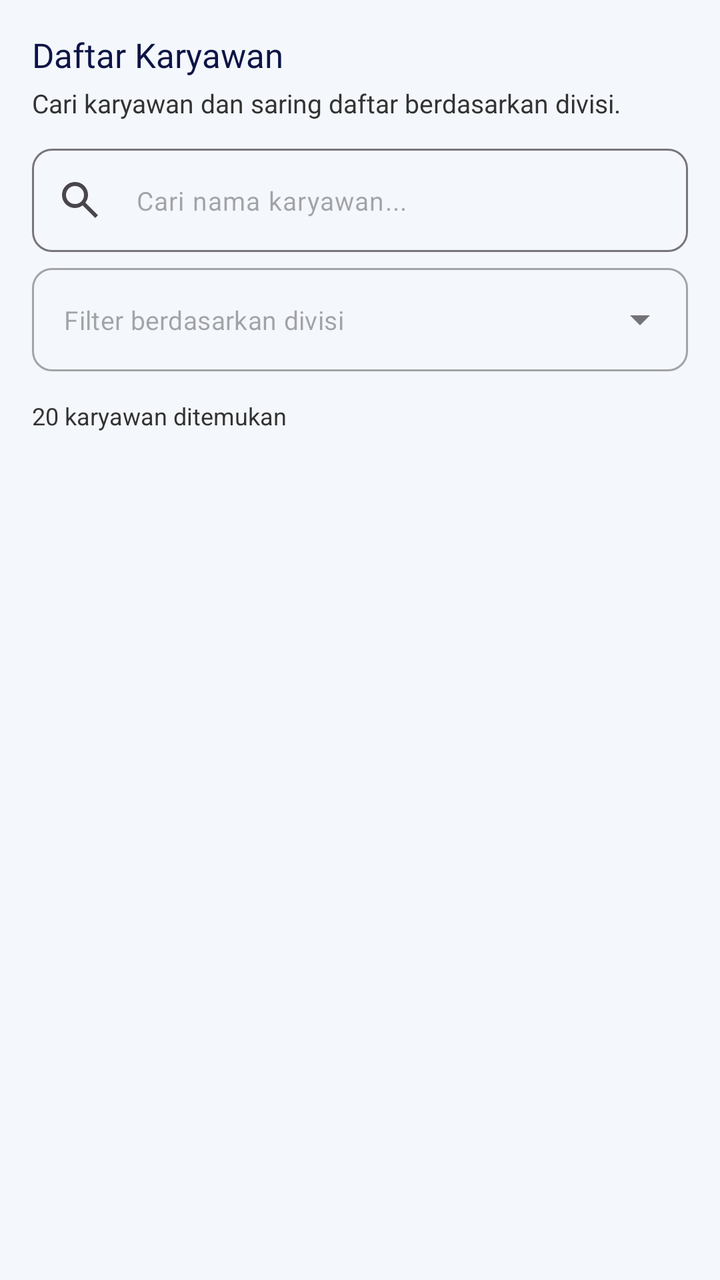
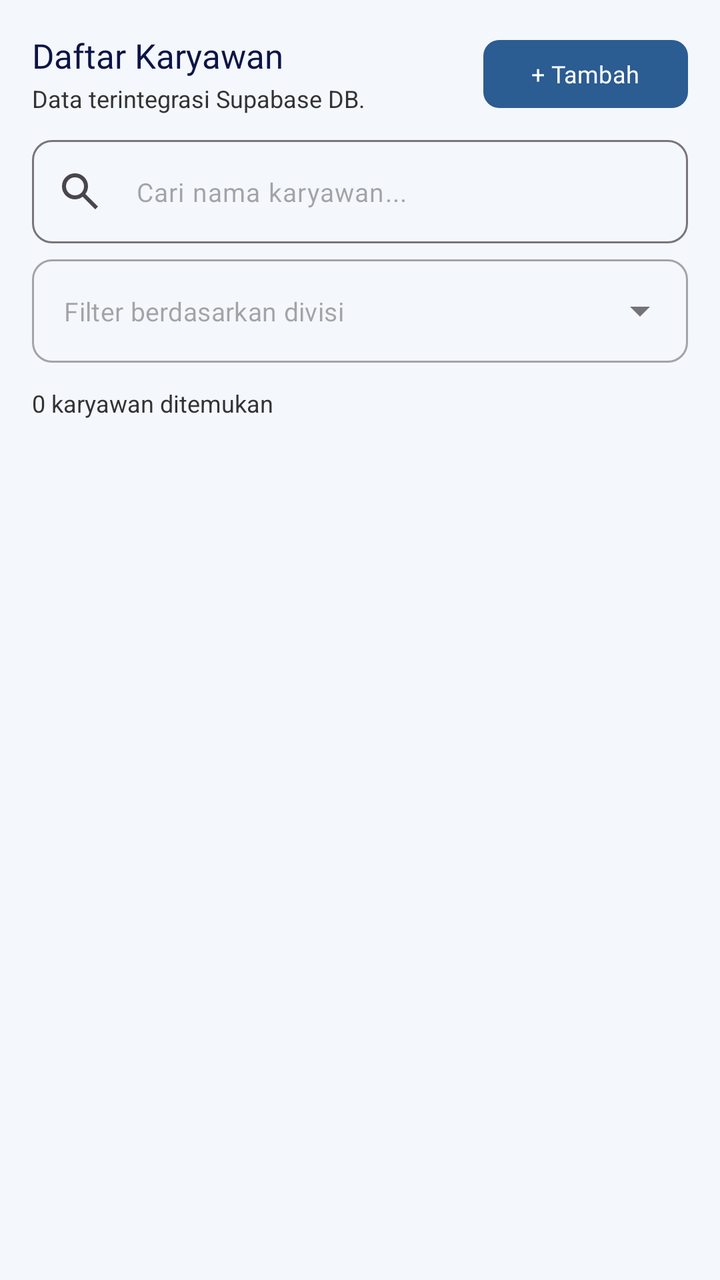

Compare the two renders of this Android layout. The source of the first and the diff that turns it into the second are given below.
<!-- AndroidManifest.xml: application theme Theme.JIPLays -->
<!-- res/layout/fragment_karyawan_daftar.xml -->
<?xml version="1.0" encoding="utf-8"?>
<LinearLayout xmlns:android="http://schemas.android.com/apk/res/android"
    xmlns:app="http://schemas.android.com/apk/res-auto"
    android:layout_width="match_parent"
    android:layout_height="match_parent"
    android:background="@color/background"
    android:orientation="vertical"
    android:padding="16dp">

    <TextView
        android:layout_width="wrap_content"
        android:layout_height="wrap_content"
        android:text="Daftar Karyawan"
        android:textColor="@color/primary_navy"
        android:textSize="17sp"
        android:fontFamily="@font/montserrat_bold" />

    <TextView
        android:layout_width="match_parent"
        android:layout_height="wrap_content"
        android:layout_marginTop="4dp"
        android:text="Cari karyawan dan saring daftar berdasarkan divisi."
        android:textColor="@color/text_body"
        android:textSize="13sp" />

    <com.google.android.material.textfield.TextInputLayout
        android:layout_width="match_parent"
        android:layout_height="wrap_content"
        android:layout_marginTop="14dp"
        app:boxBackgroundMode="outline"
        app:boxCornerRadiusTopStart="10dp"
        app:boxCornerRadiusTopEnd="10dp"
        app:boxCornerRadiusBottomStart="10dp"
        app:boxCornerRadiusBottomEnd="10dp"
        app:hintEnabled="false"
        app:startIconDrawable="@drawable/ic_search">

        <com.google.android.material.textfield.TextInputEditText
            android:id="@+id/etSearchKaryawan"
            android:layout_width="match_parent"
            android:layout_height="wrap_content"
            android:hint="Cari nama karyawan..."
            android:inputType="text"
            android:textSize="13sp" />
    </com.google.android.material.textfield.TextInputLayout>

    <com.google.android.material.textfield.TextInputLayout
        style="@style/Widget.MaterialComponents.TextInputLayout.OutlinedBox.ExposedDropdownMenu"
        android:layout_width="match_parent"
        android:layout_height="wrap_content"
        android:layout_marginTop="8dp"
        app:boxCornerRadiusTopStart="10dp"
        app:boxCornerRadiusTopEnd="10dp"
        app:boxCornerRadiusBottomStart="10dp"
        app:boxCornerRadiusBottomEnd="10dp"
        app:hintEnabled="false">

        <AutoCompleteTextView
            android:id="@+id/actFilterDivisi"
            android:layout_width="match_parent"
            android:layout_height="wrap_content"
            android:hint="Filter berdasarkan divisi"
            android:inputType="none"
            android:textSize="13sp" />
    </com.google.android.material.textfield.TextInputLayout>

    <TextView
        android:id="@+id/tvJumlahKaryawan"
        android:layout_width="wrap_content"
        android:layout_height="wrap_content"
        android:layout_marginTop="14dp"
        android:text="20 karyawan ditemukan"
        android:textColor="@color/text_body"
        android:textSize="12sp" />

    <FrameLayout
        android:layout_width="match_parent"
        android:layout_height="0dp"
        android:layout_marginTop="8dp"
        android:layout_weight="1">

        <ListView
            android:id="@+id/listKaryawan"
            android:layout_width="match_parent"
            android:layout_height="match_parent"
            android:clipToPadding="false"
            android:divider="@android:color/transparent"
            android:dividerHeight="0dp"
            android:paddingBottom="8dp" />

        <TextView
            android:id="@+id/tvKaryawanKosong"
            android:layout_width="match_parent"
            android:layout_height="wrap_content"
            android:layout_gravity="center"
            android:gravity="center"
            android:padding="20dp"
            android:text="Tidak ada karyawan yang cocok."
            android:textColor="@color/text_body"
            android:textSize="13sp"
            android:visibility="gone" />
    </FrameLayout>
</LinearLayout>
<!-- resources referenced by this layout -->
<resources>
  <color name="background">#F4F7FB</color>
  <color name="primary_navy">#0C1446</color>
  <color name="text_body">#333333</color>
  <!-- drawable ic_search (drawable) -->
  <vector xmlns:android="http://schemas.android.com/apk/res/android"
      android:width="24dp"
      android:height="24dp"
      android:viewportWidth="960"
      android:viewportHeight="960">
    <path
        android:pathData="M784,840 L532,588q-30,24 -69,38t-83,14q-109,0 -184.5,-75.5T120,380q0,-109 75.5,-184.5T380,120q109,0 184.5,75.5T640,380q0,44 -14,83t-38,69l252,252 -56,56ZM380,560q75,0 127.5,-52.5T560,380q0,-75 -52.5,-127.5T380,200q-75,0 -127.5,52.5T200,380q0,75 52.5,127.5T380,560Z"
        android:fillColor="#e3e3e3"/>
  </vector>
  <style name="Theme.JIPLays" parent="Base.Theme.JIPLays" />
  <style name="Base.Theme.JIPLays" parent="Theme.Material3.DayNight.NoActionBar">
          <item name="colorPrimary">@color/primary_blue</item>
          <item name="colorPrimaryVariant">@color/primary_navy</item>
          <item name="colorOnPrimary">@color/white</item>
          <item name="colorSecondary">@color/accent_blue</item>
          <item name="colorOnSecondary">@color/white</item>
          <item name="android:statusBarColor">@color/primary_navy</item>
          <item name="android:windowBackground">@color/background</item>
      </style>
  <color name="primary_blue">#2B5C92</color>
  <color name="white">#FFFFFF</color>
  <color name="accent_blue">#1E88E5</color>
</resources>

<!-- the commit's change to res/layout/fragment_karyawan_daftar.xml (unified diff, before → after) -->
@@ -7,26 +7,51 @@
     android:orientation="vertical"
     android:padding="16dp">
 
-    <TextView
-        android:layout_width="wrap_content"
-        android:layout_height="wrap_content"
-        android:text="Daftar Karyawan"
-        android:textColor="@color/primary_navy"
-        android:textSize="17sp"
-        android:fontFamily="@font/montserrat_bold" />
-
-    <TextView
+    <LinearLayout
         android:layout_width="match_parent"
         android:layout_height="wrap_content"
-        android:layout_marginTop="4dp"
-        android:text="Cari karyawan dan saring daftar berdasarkan divisi."
-        android:textColor="@color/text_body"
-        android:textSize="13sp" />
+        android:gravity="center_vertical"
+        android:orientation="horizontal">
+
+        <LinearLayout
+            android:layout_width="0dp"
+            android:layout_height="wrap_content"
+            android:layout_weight="1"
+            android:orientation="vertical">
+
+            <TextView
+                android:layout_width="wrap_content"
+                android:layout_height="wrap_content"
+                android:text="Daftar Karyawan"
+                android:textColor="@color/primary_navy"
+                android:textSize="17sp"
+                android:fontFamily="@font/montserrat_bold" />
+
+            <TextView
+                android:layout_width="match_parent"
+                android:layout_height="wrap_content"
+                android:layout_marginTop="2dp"
+                android:text="Data terintegrasi Supabase DB."
+                android:textColor="@color/text_body"
+                android:textSize="12sp" />
+        </LinearLayout>
+
+        <com.google.android.material.button.MaterialButton
+            android:id="@+id/btnTambahKaryawan"
+            android:layout_width="wrap_content"
+            android:layout_height="42dp"
+            android:text="+ Tambah"
+            android:textAllCaps="false"
+            android:textSize="12sp"
+            android:fontFamily="@font/montserrat_medium"
+            app:backgroundTint="@color/primary_blue"
+            app:cornerRadius="8dp" />
+    </LinearLayout>
 
     <com.google.android.material.textfield.TextInputLayout
         android:layout_width="match_parent"
         android:layout_height="wrap_content"
-        android:layout_marginTop="14dp"
+        android:layout_marginTop="12dp"
         app:boxBackgroundMode="outline"
         app:boxCornerRadiusTopStart="10dp"
         app:boxCornerRadiusTopEnd="10dp"
@@ -68,10 +93,18 @@
         android:id="@+id/tvJumlahKaryawan"
         android:layout_width="wrap_content"
         android:layout_height="wrap_content"
-        android:layout_marginTop="14dp"
-        android:text="20 karyawan ditemukan"
+        android:layout_marginTop="12dp"
+        android:text="0 karyawan ditemukan"
         android:textColor="@color/text_body"
         android:textSize="12sp" />
+
+    <ProgressBar
+        android:id="@+id/progressBarKaryawan"
+        android:layout_width="wrap_content"
+        android:layout_height="wrap_content"
+        android:layout_gravity="center"
+        android:layout_marginTop="20dp"
+        android:visibility="gone" />
 
     <FrameLayout
         android:layout_width="match_parent"
